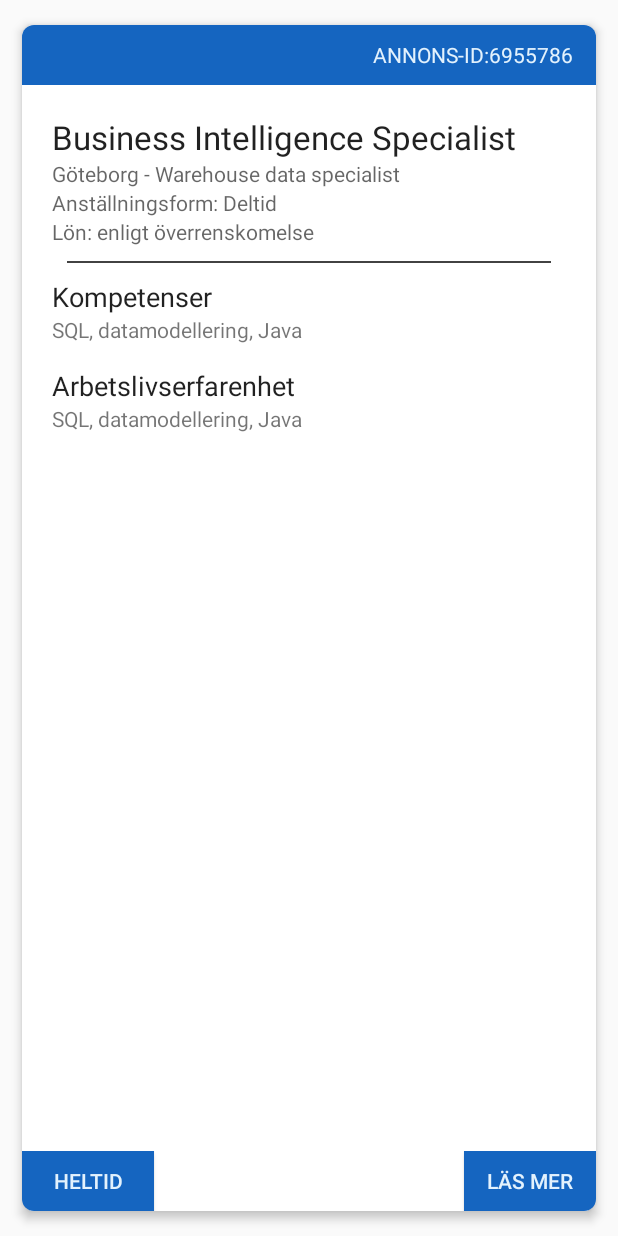
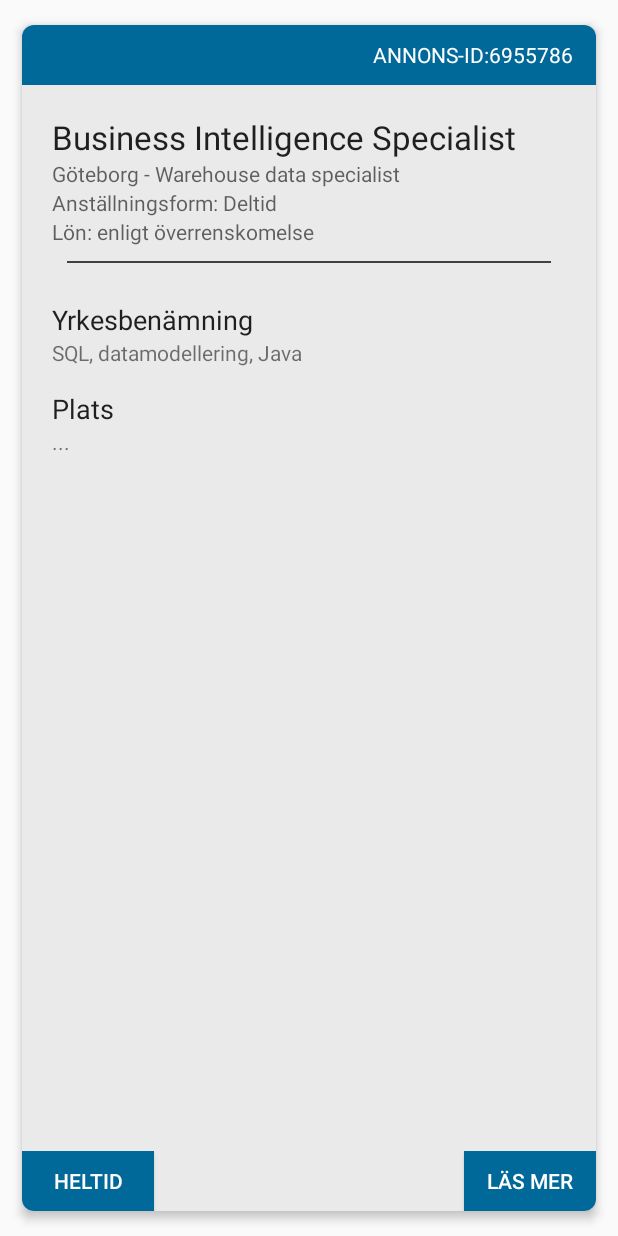
Before and after one commit to felixruponen/jobsweeper, an Android app: the layout card_job.xml on its own in the app's theme, with its tools: preview values and no code run, on a phone screen of 412 x 824 dp. Run offline under Robolectric (Android 15) with nearby library versions, the phone set to English and light mode, and no system bars.

Commit message:
Created better cards

```diff
--- a/app/src/main/res/layout/card_job.xml
+++ b/app/src/main/res/layout/card_job.xml
@@ -13,7 +13,8 @@
     <LinearLayout
         android:orientation="vertical"
         android:layout_width="match_parent"
-        android:layout_height="match_parent">
+        android:layout_height="match_parent"
+        android:background="@color/colorWhite">
         <LinearLayout
             android:layout_width="match_parent"
             android:layout_height="40dp"
@@ -68,12 +69,13 @@
             <TextView
                 android:layout_width="wrap_content"
                 android:layout_height="wrap_content"
+                android:layout_marginTop="15dp"
                 android:textAppearance="@android:style/TextAppearance.Medium"
-                android:text="Kompetenser"/>
+                android:text="Yrkesbenämning"/>
             <TextView
                 android:layout_width="wrap_content"
                 android:layout_height="wrap_content"
-                android:id="@+id/txt_jobRequiredCompetences"
+                android:id="@+id/txt_benamning"
                 android:text="SQL, datamodellering, Java"/>
 
             <TextView
@@ -81,12 +83,12 @@
                 android:layout_height="wrap_content"
                 android:layout_marginTop="15dp"
                 android:textAppearance="@android:style/TextAppearance.Medium"
-                android:text="Arbetslivserfarenhet"/>
+                android:text="Plats"/>
             <TextView
                 android:layout_width="wrap_content"
                 android:layout_height="wrap_content"
-                android:id="@+id/txt_jobPreviousExperience"
-                android:text="SQL, datamodellering, Java"/>
+                android:id="@+id/txt_place"
+                android:text="..."/>
         </LinearLayout>
         <LinearLayout
             android:layout_width="match_parent"
@@ -98,6 +100,7 @@
                 android:layout_height="wrap_content"
                 android:textColor="@color/colorAccent"
                 android:background="@color/colorPrimary"
+                android:id="@+id/btn_workHours"
                 android:text="Heltid"/>
 
             <View
--- a/app/src/main/res/layout/fragment_job_swipe.xml
+++ b/app/src/main/res/layout/fragment_job_swipe.xml
@@ -1,7 +1,6 @@
 <RelativeLayout xmlns:android="http://schemas.android.com/apk/res/android"
     android:layout_width="match_parent"
     android:layout_height="match_parent"
-    android:background="@drawable/bg"
     android:scaleType="centerCrop">
 
     <ImageView
@@ -10,6 +9,11 @@
         android:src="@drawable/bg"
         android:scaleType="centerCrop"/>
 
+    <ProgressBar
+        android:layout_width="match_parent"
+        android:layout_height="match_parent"
+        android:visibility="visible"
+        android:id="@+id/spinner"/>
 
     <com.lorentzos.flingswipe.SwipeFlingAdapterView
         xmlns:android="http://schemas.android.com/apk/res/android"
--- a/app/src/main/res/values/colors.xml
+++ b/app/src/main/res/values/colors.xml
@@ -1,6 +1,8 @@
 <?xml version="1.0" encoding="utf-8"?>
 <resources>
-    <color name="colorPrimary">#1565C0</color>
-    <color name="colorPrimaryDark">#0D47A1</color>
-    <color name="colorAccent">#E3F2FD</color>
+    <color name="colorPrimary">#006999</color>
+    <color name="colorPrimaryDark">#1A7BA6</color>
+    <color name="colorAccent">#FFF</color>
+    <color name="colorWhite">#EAEAEA</color>
+
 </resources>
```
Also changed, not shown: app/src/main/java/se/openhack/jobsweeper/fragments/JobSwipeFragment.java (+22 -8 lines).
